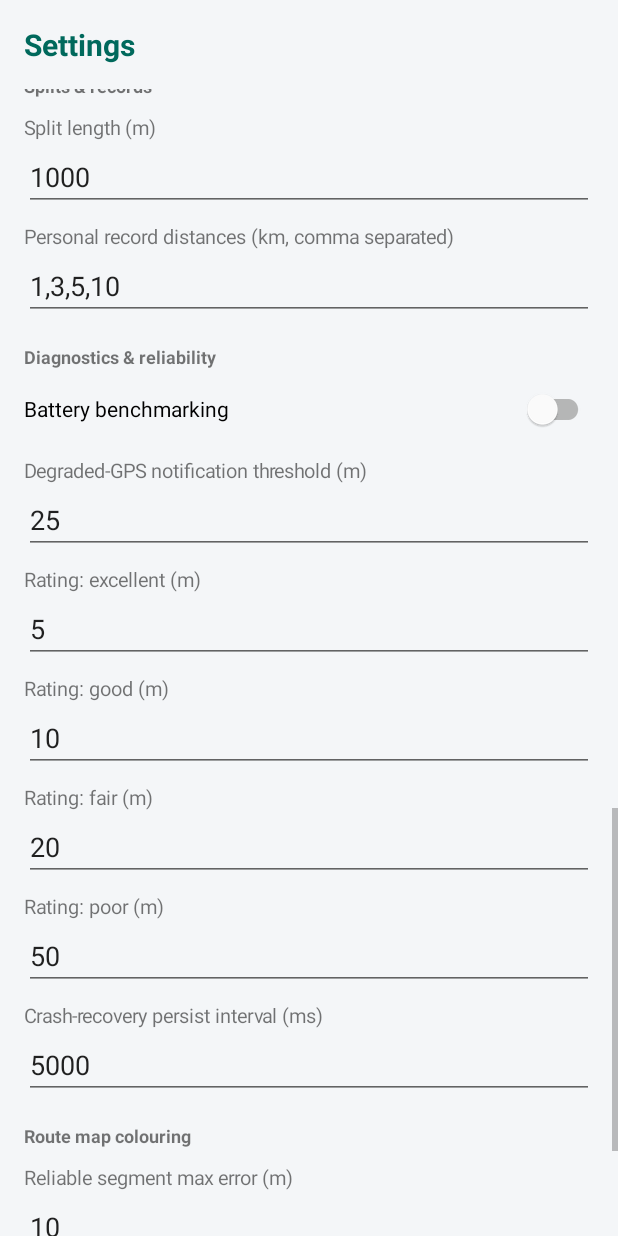
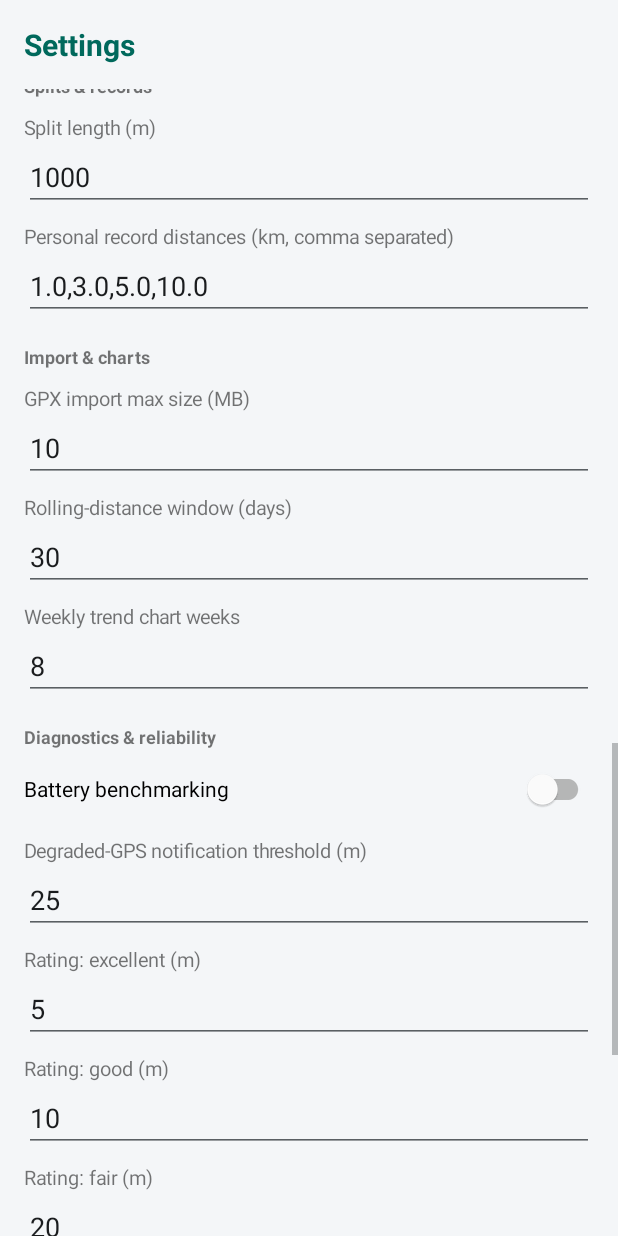
Before and after one commit to i3iorn/personal_running_tracker, an Android app: the SettingsActivity screen opened directly, with no data from a screen before it, scrolled down 1604 dp, on a phone screen of 412 x 824 dp. Run offline under Robolectric (Android 15) with nearby library versions, the phone set to English and light mode, and no system bars.

Commit message:
Dark/light mode fix (night palette + theme text colors), plus perf/security pass: XXE-hardened GPX import, bounded import read, allowBackup=false, stats & map buckets off main thread, battery read off main, validated setting getters, import/chart settings

```diff
--- a/app/src/main/AndroidManifest.xml
+++ b/app/src/main/AndroidManifest.xml
@@ -13,7 +13,7 @@
 
     <application
         android:name=".RunningTrackerApp"
-        android:allowBackup="true"
+        android:allowBackup="false"
         android:icon="@mipmap/ic_launcher"
         android:roundIcon="@mipmap/ic_launcher_round"
         android:label="@string/app_name"
--- a/app/src/main/java/dev/schrammel/personal_running_tracker/SettingsActivity.kt
+++ b/app/src/main/java/dev/schrammel/personal_running_tracker/SettingsActivity.kt
@@ -82,6 +82,14 @@ class SettingsActivity : AppCompatActivity() {
         number("Split length (m)", { prefs.splitLengthMeters }, { prefs.splitLengthMeters = it })
         text("Personal record distances (km, comma separated)",
             { prefs.prDistanceKmList }, { prefs.prDistanceKmList = it })
+
+        section("Import & charts")
+        number("GPX import max size (MB)", { prefs.importMaxMb.toDouble() },
+            { prefs.importMaxMb = it.toInt() })
+        number("Rolling-distance window (days)", { prefs.rollingWindowDays.toDouble() },
+            { prefs.rollingWindowDays = it.toInt() })
+        number("Weekly trend chart weeks", { prefs.chartWeeks.toDouble() },
+            { prefs.chartWeeks = it.toInt() })
 
         section("Diagnostics & reliability")
         switch("Battery benchmarking", { prefs.batteryBenchmarkEnabled },
--- a/app/src/main/java/dev/schrammel/personal_running_tracker/settings/TrackingPreferences.kt
+++ b/app/src/main/java/dev/schrammel/personal_running_tracker/settings/TrackingPreferences.kt
@@ -78,79 +78,93 @@ class TrackingPreferences(context: Context) {
         get() = prefs.getBoolean("battery_benchmark_enabled", false)
         set(value) { prefs.edit().putBoolean("battery_benchmark_enabled", value).apply() }
 
-    // ----- Everything that used to be a hardcoded value in code -----
-    // GPS scheduling for the fixed profiles (was: 60 s/100 m and 5 s/10 m)
+    // ----- New settings from the security/performance pass -----
+    // GPX import size cap in MB (DoS guard)
+    var importMaxMb: Int
+        get() = prefs.getInt("import_max_mb", 10).coerceIn(1, 100)
+        set(value) { prefs.edit().putInt("import_max_mb", value).apply() }
+
+    // Statistics charts: rolling window length and trend weeks
+    var rollingWindowDays: Int
+        get() = prefs.getInt("rolling_window_days", 30).coerceIn(1, 365)
+        set(value) { prefs.edit().putInt("rolling_window_days", value).apply() }
+
+    var chartWeeks: Int
+        get() = prefs.getInt("chart_weeks", 8).coerceIn(1, 52)
+        set(value) { prefs.edit().putInt("chart_weeks", value).apply() }
+
+    // ----- Validated getters: every expert setting is clamped at this single
+    // choke point so a bad value in Settings cannot break the engine. -----
     var saverGpsMinIntervalMs: Long
-        get() = prefs.getLong("saver_gps_min_interval_ms", 60_000L)
+        get() = prefs.getLong("saver_gps_min_interval_ms", 60_000L).coerceIn(1_000L, 600_000L)
         set(value) { prefs.edit().putLong("saver_gps_min_interval_ms", value).apply() }
 
     var saverGpsMinDistanceMeters: Float
-        get() = prefs.getFloat("saver_gps_min_distance_meters", 100f)
+        get() = prefs.getFloat("saver_gps_min_distance_meters", 100f).coerceIn(1f, 10_000f)
         set(value) { prefs.edit().putFloat("saver_gps_min_distance_meters", value).apply() }
 
     var highAccuracyGpsMinIntervalMs: Long
-        get() = prefs.getLong("high_accuracy_gps_min_interval_ms", 5_000L)
+        get() = prefs.getLong("high_accuracy_gps_min_interval_ms", 5_000L).coerceIn(1_000L, 600_000L)
         set(value) { prefs.edit().putLong("high_accuracy_gps_min_interval_ms", value).apply() }
 
     var highAccuracyGpsMinDistanceMeters: Float
-        get() = prefs.getFloat("high_accuracy_gps_min_distance_meters", 10f)
+        get() = prefs.getFloat("high_accuracy_gps_min_distance_meters", 10f).coerceIn(1f, 10_000f)
         set(value) { prefs.edit().putFloat("high_accuracy_gps_min_distance_meters", value).apply() }
 
-    // Live pace display (was: 10 s window, 0.3 m/s stationary gate, 20 m accuracy gate)
     var paceSmoothingWindowMs: Long
-        get() = prefs.getLong("pace_smoothing_window_ms", 10_000L)
+        get() = prefs.getLong("pace_smoothing_window_ms", 10_000L).coerceIn(1_000L, 120_000L)
         set(value) { prefs.edit().putLong("pace_smoothing_window_ms", value).apply() }
 
     var paceMinSpeedMps: Float
-        get() = prefs.getFloat("pace_min_speed_mps", 0.3f)
+        get() = prefs.getFloat("pace_min_speed_mps", 0.3f).coerceIn(0f, 10f)
         set(value) { prefs.edit().putFloat("pace_min_speed_mps", value).apply() }
 
     var paceMaxAccuracyMeters: Float
-        get() = prefs.getFloat("pace_max_accuracy_meters", 20f)
+        get() = prefs.getFloat("pace_max_accuracy_meters", 20f).coerceIn(1f, 1_000f)
         set(value) { prefs.edit().putFloat("pace_max_accuracy_meters", value).apply() }
 
-    // Splits (was: 1000 m)
     var splitLengthMeters: Double
-        get() = prefs.getFloat("split_length_meters", 1000f).toDouble()
+        get() = prefs.getFloat("split_length_meters", 1000f).coerceIn(100f, 10_000f).toDouble()
         set(value) { prefs.edit().putFloat("split_length_meters", value.toFloat()).apply() }
 
-    // Diagnostics / notifications (was: 25 m degraded, 5/10/20/50 rating bands)
     var degradedGpsThresholdMeters: Float
-        get() = prefs.getFloat("degraded_gps_threshold_meters", 25f)
+        get() = prefs.getFloat("degraded_gps_threshold_meters", 25f).coerceIn(1f, 500f)
         set(value) { prefs.edit().putFloat("degraded_gps_threshold_meters", value).apply() }
 
     var ratingExcellentMeters: Float
-        get() = prefs.getFloat("rating_excellent_meters", 5f)
+        get() = prefs.getFloat("rating_excellent_meters", 5f).coerceIn(1f, 500f)
         set(value) { prefs.edit().putFloat("rating_excellent_meters", value).apply() }
 
     var ratingGoodMeters: Float
-        get() = prefs.getFloat("rating_good_meters", 10f)
+        get() = prefs.getFloat("rating_good_meters", 10f).coerceIn(1f, 500f)
         set(value) { prefs.edit().putFloat("rating_good_meters", value).apply() }
 
     var ratingFairMeters: Float
-        get() = prefs.getFloat("rating_fair_meters", 20f)
+        get() = prefs.getFloat("rating_fair_meters", 20f).coerceIn(1f, 500f)
         set(value) { prefs.edit().putFloat("rating_fair_meters", value).apply() }
 
     var ratingPoorMeters: Float
-        get() = prefs.getFloat("rating_poor_meters", 50f)
+        get() = prefs.getFloat("rating_poor_meters", 50f).coerceIn(1f, 500f)
         set(value) { prefs.edit().putFloat("rating_poor_meters", value).apply() }
 
-    // Crash-recovery state persistence cadence (was: 5 s)
     var statePersistIntervalMs: Long
-        get() = prefs.getLong("state_persist_interval_ms", 5_000L)
+        get() = prefs.getLong("state_persist_interval_ms", 5_000L).coerceIn(1_000L, 600_000L)
         set(value) { prefs.edit().putLong("state_persist_interval_ms", value).apply() }
 
-    // Personal-record distances in km, comma separated (was: 1,3,5,10)
     var prDistanceKmList: String
-        get() = prefs.getString("pr_distance_km_list", "1,3,5,10") ?: "1,3,5,10"
+        get() {
+            val raw = prefs.getString("pr_distance_km_list", "1,3,5,10") ?: "1,3,5,10"
+            val valid = raw.split(",").mapNotNull { it.trim().toDoubleOrNull() }
+                .filter { it > 0 && it <= 500 }.joinToString(",")
+            return valid.ifEmpty { "1,3,5,10" }
+        }
         set(value) { prefs.edit().putString("pr_distance_km_list", value).apply() }
 
-    // Route-map reliability colouring (was: 10 m / 25 m)
     var mapReliableMeters: Float
-        get() = prefs.getFloat("map_reliable_meters", 10f)
+        get() = prefs.getFloat("map_reliable_meters", 10f).coerceIn(1f, 500f)
         set(value) { prefs.edit().putFloat("map_reliable_meters", value).apply() }
 
     var mapAssistedMeters: Float
-        get() = prefs.getFloat("map_assisted_meters", 25f)
+        get() = prefs.getFloat("map_assisted_meters", 25f).coerceIn(1f, 500f)
         set(value) { prefs.edit().putFloat("map_assisted_meters", value).apply() }
 }
--- a/app/src/main/java/dev/schrammel/personal_running_tracker/tracking/TrackingService.kt
+++ b/app/src/main/java/dev/schrammel/personal_running_tracker/tracking/TrackingService.kt
@@ -170,7 +170,8 @@ class TrackingService : Service(), SensorAdapter.Callback {
             lastLat = null
             lastLng = null
             runId = System.currentTimeMillis()
-            batteryStartPct = getBatteryLevel()
+            // Battery reads are binder calls; keep them off the UI/caller thread.
+            serviceScope.launch { batteryStartPct = getBatteryLevel() }
             gpsFixCount = 0
             sensorFixCount = 0
             maxAccuracyMetersSeen = 0f
@@ -400,7 +401,6 @@ class TrackingService : Service(), SensorAdapter.Callback {
     /** Fetched by MainActivity after finish to show the run summary. */
     suspend fun fetchLastRunSummary(): RunEntity? =
         lastFinishedRunId.takeIf { it > 0L }?.let { database.runDao().getRunById(it) }
-
     suspend fun fetchLastRunDiagnostic(): RunDiagnostic? =
         lastFinishedRunId.takeIf { it > 0L }?.let {
             database.runDiagnosticDao().getDiagnosticByRunId(it)
--- /dev/null
+++ b/app/src/main/res/values-night/colors.xml
@@ -0,0 +1,14 @@
+<resources>
+    <!-- Dark-mode overrides: the base palette in values/colors.xml is light-themed.
+         With these, every screen (which uses the rt_ semantic colors) works in both modes. -->
+    <color name="rt_primary">#80CBC4</color>
+    <color name="rt_primary_dark">#00332E</color>
+    <color name="rt_secondary">#FFB74D</color>
+    <color name="rt_background">#121212</color>
+    <color name="rt_surface">#1E1E1E</color>
+    <color name="rt_on_surface">#E6E1E5</color>
+    <color name="rt_on_surface_variant">#CAC4D0</color>
+    <color name="rt_accent_green">#81C784</color>
+    <color name="rt_accent_red">#EF5350</color>
+    <color name="colorBackground">#121212</color>
+</resources>
--- a/app/src/main/res/values/themes.xml
+++ b/app/src/main/res/values/themes.xml
@@ -8,6 +8,9 @@
         <item name="colorSurface">@color/rt_surface</item>
         <item name="colorOnSurface">@color/rt_on_surface</item>
         <item name="android:statusBarColor">@color/rt_primary_dark</item>
+        <item name="colorOnBackground">@color/rt_on_surface</item>
+        <item name="android:textColorPrimary">@color/rt_on_surface</item>
+        <item name="android:textColorSecondary">@color/rt_on_surface_variant</item>
         <item name="android:windowBackground">@color/rt_background</item>
     </style>
 
```
Also changed, not shown: app/src/main/java/dev/schrammel/personal_running_tracker/MainActivity.kt (+14 -2 lines), app/src/main/java/dev/schrammel/personal_running_tracker/RunDetailActivity.kt (+28 -24 lines), app/src/main/java/dev/schrammel/personal_running_tracker/StatisticsActivity.kt (+33 -19 lines), app/src/main/java/dev/schrammel/personal_running_tracker/data/GpxImporter.kt (+14 -2 lines).
